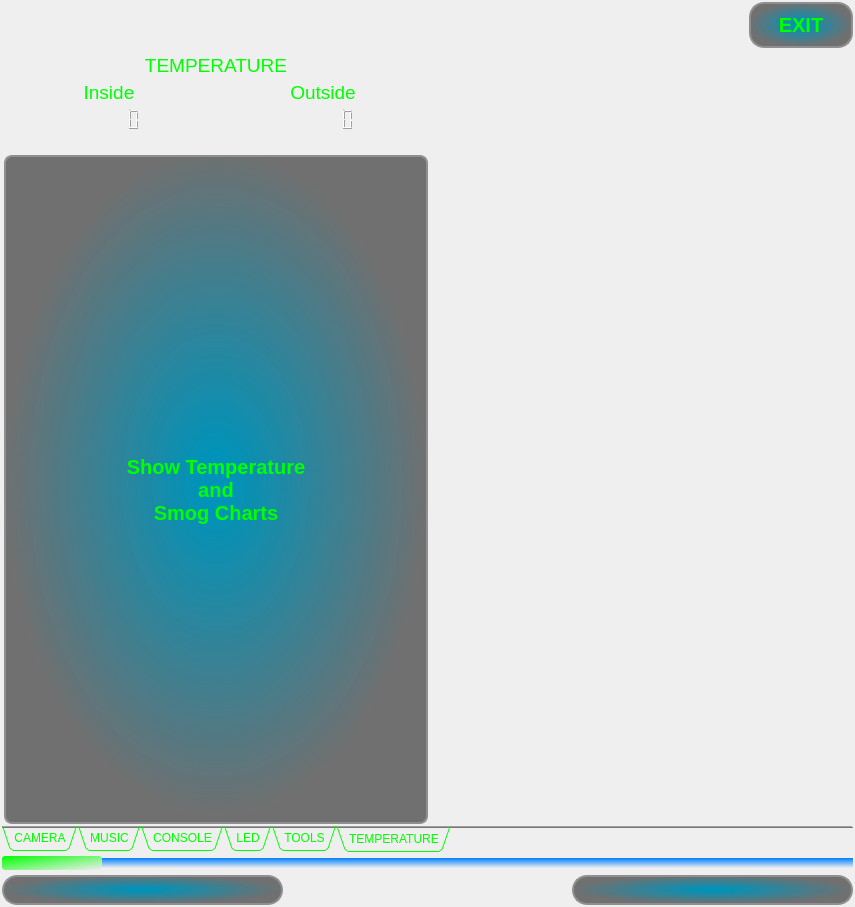
Above: iDom_Client/idom_client.ui from cyniu88/QT_kurs before the change. Below: the same form after it.
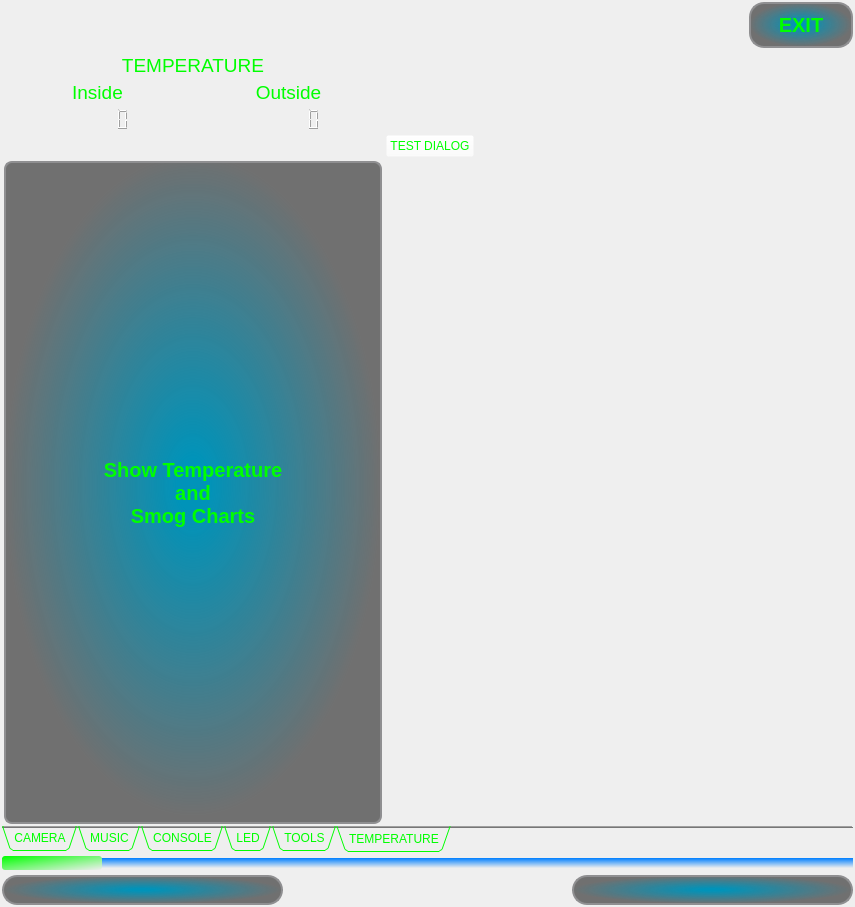
That is the form after the change. Icons and pictures are not drawn.

Commit message: poczatek okna dial glosnosci

Diff of the .ui file:
```diff
--- a/iDom_Client/idom_client.ui
+++ b/iDom_Client/idom_client.ui
@@ -2201,7 +2201,7 @@
           </property>
          </widget>
         </item>
-        <item row="1" column="1">
+        <item row="1" column="2">
          <spacer name="horizontalSpacer_2">
           <property name="orientation">
            <enum>Qt::Horizontal</enum>
@@ -2359,6 +2359,13 @@
           </item>
          </layout>
         </item>
+        <item row="1" column="1">
+         <widget class="QPushButton" name="TEST_DIALOG">
+          <property name="text">
+           <string>TEST DIALOG</string>
+          </property>
+         </widget>
+        </item>
        </layout>
       </widget>
      </widget>
```
Left out of the diff: 10 changed lines with no effect on the pictures. The commit also changes 2 other files.
